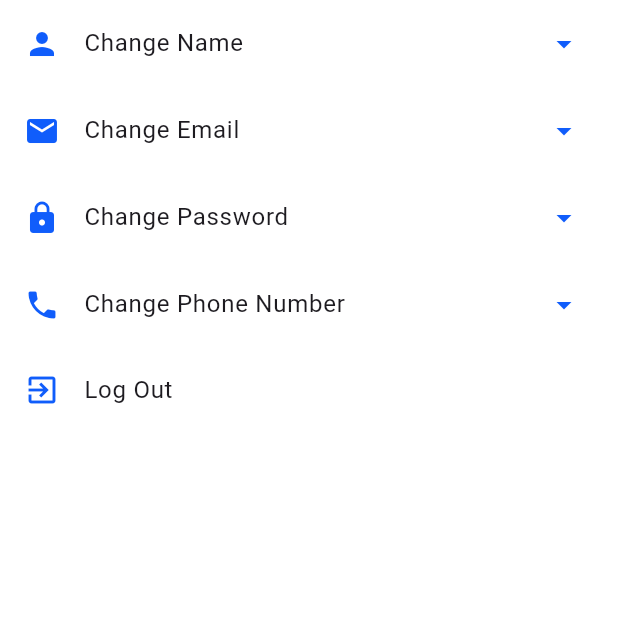
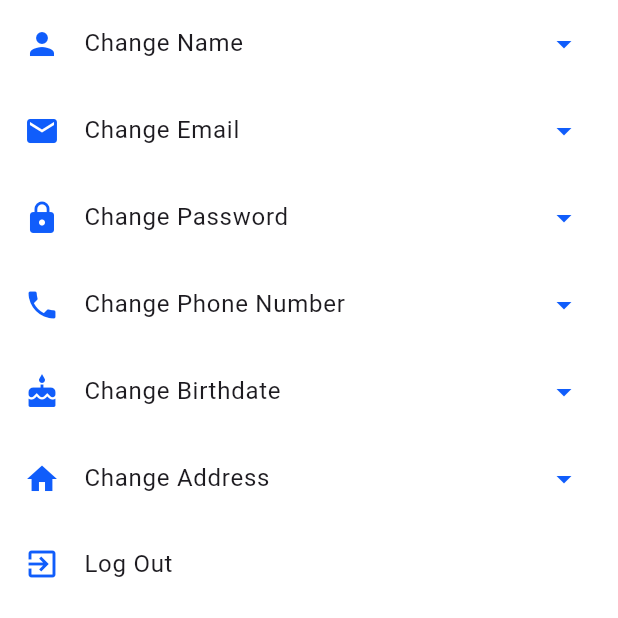
Before and after one commit to Mo277210/final_year_project, a Flutter app: the SettingPatientPage screen opened directly, on a phone screen of 412 x 824 dp, the top half of it. Run offline on Flutter 3.47's test engine with Material 3 defaults, Android fonts, the phone set to English and light mode, and no system bars; our stand-ins replace file_picker, fl_chart, flutter_rating_bar.

Commit message:
setting in patient

```diff
--- /dev/null
+++ b/lib/api/patient_setting/editAddress.dart
@@ -0,0 +1,29 @@
+import 'dart:convert';
+import 'package:collogefinalpoject/model/patient_setting/editAddress.dart';
+import 'package:http/http.dart' as http;
+
+class ApiEditAddress {
+  final String baseUrl = "https://nagel-production.up.railway.app/api";
+
+  Future<EditAddressResponse> updatePatientAddress({
+    required String token,
+    required String address,
+  }) async {
+    final url = Uri.parse("$baseUrl/patient/editAddress");
+
+    final response = await http.put(
+      url,
+      headers: {
+        'Content-Type': 'application/json',
+        'Authorization': 'Bearer $token',
+      },
+      body: jsonEncode({'address': address}),
+    );
+
+    if (response.statusCode == 200) {
+      return EditAddressResponse.fromJson(jsonDecode(response.body));
+    } else {
+      throw Exception("Failed to update address. Status code: ${response.statusCode}");
+    }
+  }
+}
--- a/lib/homePagePatient/page5/setting_Patient_Page.dart
+++ b/lib/homePagePatient/page5/setting_Patient_Page.dart
@@ -1,10 +1,11 @@
 import 'package:collogefinalpoject/%20%20provider/provider.dart';
+import 'package:collogefinalpoject/api/patient_setting/EditBirthdate.dart';
 import 'package:collogefinalpoject/api/patient_setting/Logout.dart';
+import 'package:collogefinalpoject/api/patient_setting/editAddress.dart';
 import 'package:collogefinalpoject/api/patient_setting/editpassword.dart';
 import 'package:collogefinalpoject/api/patient_setting/editphone.dart';
 import 'package:collogefinalpoject/login/loginScreenPatient.dart';
 import 'package:collogefinalpoject/model/patient_setting/editemail.dart';
-import 'package:collogefinalpoject/model/patient_setting/editpassword.dart';
 import 'package:flutter/material.dart';
 import 'package:provider/provider.dart';
 import 'package:http/http.dart' as http;
@@ -18,32 +19,36 @@ class SettingPatientPage extends StatefulWidget {
 }
 
 class _SettingPatientPageState extends State<SettingPatientPage> {
+  // Controllers
   final TextEditingController nameController = TextEditingController();
   final TextEditingController passwordController = TextEditingController();
-  final TextEditingController confirmPasswordController =
-      TextEditingController();
+  final TextEditingController confirmPasswordController = TextEditingController();
   final TextEditingController oldPasswordController = TextEditingController();
   final TextEditingController emailController = TextEditingController();
   final TextEditingController phoneController = TextEditingController();
+  final TextEditingController birthdateController = TextEditingController();
+  final TextEditingController addressController = TextEditingController();
 
+  // Expansion states
   bool isNameExpanded = false;
   bool isPasswordExpanded = false;
   bool isEmailExpanded = false;
   bool isPhoneExpanded = false;
+  bool isBirthdateExpanded = false;
+  bool isAddressExpanded = false;
 
+  // Password visibility
   bool _isOldPasswordVisible = false;
   bool _isPasswordVisible = false;
   bool _isConfirmPasswordVisible = false;
 
   final Color blueColor = Color(0xFF105DFB);
-
   final GlobalKey<FormState> _formKey = GlobalKey<FormState>();
 
-  // Add API service methods
+  // Update Name
   Future<void> _updateName() async {
     final tokenProvider = Provider.of<TokenProvider>(context, listen: false);
-    final url = Uri.parse(
-        'https://nagel-production.up.railway.app/api/patient/editName');
+    final url = Uri.parse('https://nagel-production.up.railway.app/api/patient/editName');
 
     try {
       final response = await http.put(
@@ -59,10 +64,9 @@ class _SettingPatientPageState extends State<SettingPatientPage> {
         final data = json.decode(response.body);
         if (data['success'] == true) {
           ScaffoldMessenger.of(context).showSnackBar(
-            SnackBar(
-                content: Text(data['message'] ?? "Name updated successfully")),
+            SnackBar(content: Text(data['message'] ?? "Name updated successfully")),
           );
-          nameController.clear(); // Clear the field after success
+          nameController.clear();
         } else {
           throw Exception(data['message'] ?? "Failed to update name");
         }
@@ -76,6 +80,7 @@ class _SettingPatientPageState extends State<SettingPatientPage> {
     }
   }
 
+  // Update Email
   Future<void> _updateEmail() async {
     if (emailController.text.isEmpty) {
       ScaffoldMessenger.of(context).showSnackBar(
@@ -84,9 +89,7 @@ class _SettingPatientPageState extends State<SettingPatientPage> {
       return;
     }
 
-    // Validate email format
-    if (!RegExp(r'^[\w-\.]+@([\w-]+\.)+[\w-]{2,4}$')
-        .hasMatch(emailController.text)) {
+    if (!RegExp(r'^[\w-\.]+@([\w-]+\.)+[\w-]{2,4}$').hasMatch(emailController.text)) {
       ScaffoldMessenger.of(context).showSnackBar(
         SnackBar(content: Text("Please enter a valid email address")),
       );
@@ -98,8 +101,7 @@ class _SettingPatientPageState extends State<SettingPatientPage> {
 
     try {
       final response = await http.put(
-        Uri.parse(
-            'https://nagel-production.up.railway.app/api/patient/editEmail'),
+        Uri.parse('https://nagel-production.up.railway.app/api/patient/editEmail'),
         headers: {
           'Authorization': 'Bearer ${tokenProvider.token}',
           'Content-Type': 'application/json',
@@ -115,7 +117,7 @@ class _SettingPatientPageState extends State<SettingPatientPage> {
         ScaffoldMessenger.of(context).showSnackBar(
           SnackBar(content: Text(emailResponse.message)),
         );
-        emailController.clear(); // Clear the field after success
+        emailController.clear();
       } else {
         throw Exception(emailResponse.message);
       }
@@ -134,6 +136,7 @@ class _SettingPatientPageState extends State<SettingPatientPage> {
     }
   }
 
+  // Update Password
   Future<void> _updatePassword() async {
     if (!_formKey.currentState!.validate()) return;
 
@@ -151,8 +154,6 @@ class _SettingPatientPageState extends State<SettingPatientPage> {
         ScaffoldMessenger.of(context).showSnackBar(
           SnackBar(content: Text(response.message)),
         );
-
-        // Clear all password fields after successful update
         oldPasswordController.clear();
         passwordController.clear();
         confirmPasswordController.clear();
@@ -164,6 +165,7 @@ class _SettingPatientPageState extends State<SettingPatientPage> {
     }
   }
 
+  // Update Phone
   Future<void> _updatePhone() async {
     if (phoneController.text.isEmpty) {
       ScaffoldMessenger.of(context).showSnackBar(
@@ -182,11 +184,77 @@ class _SettingPatientPageState extends State<SettingPatientPage> {
         ScaffoldMessenger.of(context).showSnackBar(
           SnackBar(content: Text(response.message)),
         );
-        phoneController.clear(); // Clear field after success
+        phoneController.clear();
       }
     } catch (e) {
       ScaffoldMessenger.of(context).showSnackBar(
         SnackBar(content: Text("Failed to update phone: ${e.toString()}")),
+      );
+    }
+  }
+
+  // Update Birthdate
+  Future<void> _updateBirthdate() async {
+    if (birthdateController.text.isEmpty) {
+      ScaffoldMessenger.of(context).showSnackBar(
+        SnackBar(content: Text("Please enter a birthdate")),
+      );
+      return;
+    }
+
+    final tokenProvider = Provider.of<TokenProvider>(context, listen: false);
+    final apiService = ApiEditBirthdate();
+
+    try {
+      final response = await apiService.updateBirthdate(
+        token: tokenProvider.token,
+        dob: birthdateController.text,
+      );
+
+      if (response.success) {
+        ScaffoldMessenger.of(context).showSnackBar(
+          SnackBar(content: Text(response.message)),
+        );
+        birthdateController.clear();
+      } else {
+        throw Exception(response.message);
+      }
+    } catch (e) {
+      ScaffoldMessenger.of(context).showSnackBar(
+        SnackBar(content: Text("Failed to update birthdate: ${e.toString()}")),
+      );
+    }
+  }
+
+  // Update Address
+  Future<void> _updateAddress() async {
+    if (addressController.text.isEmpty) {
+      ScaffoldMessenger.of(context).showSnackBar(
+        SnackBar(content: Text("Please enter an address")),
+      );
+      return;
+    }
+
+    final tokenProvider = Provider.of<TokenProvider>(context, listen: false);
+    final apiService = ApiEditAddress();
+
+    try {
+      final response = await apiService.updatePatientAddress(
+        token: tokenProvider.token,
+        address: addressController.text,
+      );
+
+      if (response.success) {
+        ScaffoldMessenger.of(context).showSnackBar(
+          SnackBar(content: Text(response.message)),
+        );
+        addressController.clear();
+      } else {
+        throw Exception(response.message);
+      }
+    } catch (e) {
+      ScaffoldMessenger.of(context).showSnackBar(
+        SnackBar(content: Text("Failed to update address: ${e.toString()}")),
       );
     }
   }
@@ -197,6 +265,7 @@ class _SettingPatientPageState extends State<SettingPatientPage> {
       backgroundColor: Colors.white,
       body: ListView(
         children: [
+          // Name Section
           ExpansionTile(
             leading: Icon(Icons.person, color: blueColor),
             title: const Text('Change Name'),
@@ -204,11 +273,8 @@ class _SettingPatientPageState extends State<SettingPatientPage> {
               isNameExpanded ? Icons.arrow_drop_up : Icons.arrow_drop_down,
               color: blueColor,
             ),
-            onExpansionChanged: (bool expanding) {
-              setState(() {
-                isNameExpanded = expanding;
-              });
-            },
+            onExpansionChanged: (bool expanding) =>
+                setState(() => isNameExpanded = expanding),
             children: [
               Padding(
                 padding: const EdgeInsets.all(16.0),
@@ -235,8 +301,7 @@ class _SettingPatientPageState extends State<SettingPatientPage> {
               ),
               ElevatedButton(
                 onPressed: () {
-                  String newName = nameController.text;
-                  if (newName.isNotEmpty) {
+                  if (nameController.text.isNotEmpty) {
                     _updateName();
                   } else {
                     ScaffoldMessenger.of(context).showSnackBar(
@@ -253,6 +318,8 @@ class _SettingPatientPageState extends State<SettingPatientPage> {
               ),
             ],
           ),
+
+          // Email Section
           ExpansionTile(
             leading: Icon(Icons.email, color: blueColor),
             title: const Text('Change Email'),
@@ -260,11 +327,8 @@ class _SettingPatientPageState extends State<SettingPatientPage> {
               isEmailExpanded ? Icons.arrow_drop_up : Icons.arrow_drop_down,
               color: blueColor,
             ),
-            onExpansionChanged: (bool expanding) {
-              setState(() {
-                isEmailExpanded = expanding;
-              });
-            },
+            onExpansionChanged: (bool expanding) =>
+                setState(() => isEmailExpanded = expanding),
             children: [
               Padding(
                 padding: const EdgeInsets.all(16.0),
@@ -292,8 +356,7 @@ class _SettingPatientPageState extends State<SettingPatientPage> {
               ),
               ElevatedButton(
                 onPressed: () {
-                  String newEmail = emailController.text;
-                  if (newEmail.isNotEmpty) {
+                  if (emailController.text.isNotEmpty) {
                     _updateEmail();
                   } else {
                     ScaffoldMessenger.of(context).showSnackBar(
@@ -310,6 +373,8 @@ class _SettingPatientPageState extends State<SettingPatientPage> {
               ),
             ],
           ),
+
+          // Password Section
           ExpansionTile(
             leading: Icon(Icons.lock, color: blueColor),
             title: const Text('Change Password'),
@@ -317,11 +382,8 @@ class _SettingPatientPageState extends State<SettingPatientPage> {
               isPasswordExpanded ? Icons.arrow_drop_up : Icons.arrow_drop_down,
               color: blueColor,
             ),
-            onExpansionChanged: (bool expanding) {
-              setState(() {
-                isPasswordExpanded = expanding;
-              });
-            },
+            onExpansionChanged: (bool expanding) =>
+                setState(() => isPasswordExpanded = expanding),
             children: [
               Padding(
                 padding: const EdgeInsets.all(16.0),
@@ -337,16 +399,11 @@ class _SettingPatientPageState extends State<SettingPatientPage> {
                           labelText: 'Old Password',
                           labelStyle: TextStyle(color: blueColor),
                           suffixIcon: IconButton(
-                            icon: Icon(
-                              _isOldPasswordVisible
+                            icon: Icon(_isOldPasswordVisible
                                 ? Icons.visibility
-                                  : Icons.visibility_off,
-                            ),
-                            onPressed: () {
-                              setState(() {
-                                _isOldPasswordVisible = !_isOldPasswordVisible;
-                              });
-                            },
+                                : Icons.visibility_off),
+                            onPressed: () => setState(() => _isOldPasswordVisible =
+                            !_isOldPasswordVisible),
                           ),
                           filled: true,
                           fillColor: Colors.white,
@@ -379,16 +436,11 @@ class _SettingPatientPageState extends State<SettingPatientPage> {
                           labelText: 'New Password',
                           labelStyle: TextStyle(color: blueColor),
                           suffixIcon: IconButton(
-                            icon: Icon(
-                              _isPasswordVisible
+                            icon: Icon(_isPasswordVisible
                                 ? Icons.visibility
-                                  : Icons.visibility_off,
-                            ),
-                            onPressed: () {
-                              setState(() {
-                                _isPasswordVisible = !_isPasswordVisible;
-                              });
-                            },
+                                : Icons.visibility_off),
+                            onPressed: () => setState(() => _isPasswordVisible =
+                            !_isPasswordVisible),
                           ),
                           filled: true,
                           fillColor: Colors.white,
@@ -426,17 +478,12 @@ class _SettingPatientPageState extends State<SettingPatientPage> {
                           labelText: 'Confirm Password',
                           labelStyle: TextStyle(color: blueColor),
                           suffixIcon: IconButton(
-                            icon: Icon(
-                              _isConfirmPasswordVisible
+                            icon: Icon(_isConfirmPasswordVisible
                                 ? Icons.visibility
-                                  : Icons.visibility_off,
-                            ),
-                            onPressed: () {
-                              setState(() {
+                                : Icons.visibility_off),
+                            onPressed: () => setState(() =>
                             _isConfirmPasswordVisible =
-                                    !_isConfirmPasswordVisible;
-                              });
-                            },
+                            !_isConfirmPasswordVisible),
                           ),
                           filled: true,
                           fillColor: Colors.white,
@@ -478,6 +525,8 @@ class _SettingPatientPageState extends State<SettingPatientPage> {
               ),
             ],
           ),
+
+          // Phone Section
           ExpansionTile(
             leading: Icon(Icons.phone, color: blueColor),
             title: const Text('Change Phone Number'),
@@ -485,11 +534,8 @@ class _SettingPatientPageState extends State<SettingPatientPage> {
               isPhoneExpanded ? Icons.arrow_drop_up : Icons.arrow_drop_down,
               color: blueColor,
             ),
-            onExpansionChanged: (bool expanding) {
-              setState(() {
-                isPhoneExpanded = expanding;
-              });
-            },
+            onExpansionChanged: (bool expanding) =>
+                setState(() => isPhoneExpanded = expanding),
             children: [
               Padding(
                 padding: const EdgeInsets.all(16.0),
@@ -517,8 +563,7 @@ class _SettingPatientPageState extends State<SettingPatientPage> {
               ),
               ElevatedButton(
                 onPressed: () {
-                  String newPhone = phoneController.text;
-                  if (newPhone.isNotEmpty) {
+                  if (phoneController.text.isNotEmpty) {
                     _updatePhone();
                   } else {
                     ScaffoldMessenger.of(context).showSnackBar(
@@ -535,18 +580,129 @@ class _SettingPatientPageState extends State<SettingPatientPage> {
               ),
             ],
           ),
-          // In your ListTile for logout, update the onTap:
+
+          // Birthdate Section
+          ExpansionTile(
+            leading: Icon(Icons.cake, color: blueColor),
+            title: const Text('Change Birthdate'),
+            trailing: Icon(
+              isBirthdateExpanded ? Icons.arrow_drop_up : Icons.arrow_drop_down,
+              color: blueColor,
+            ),
+            onExpansionChanged: (bool expanding) =>
+                setState(() => isBirthdateExpanded = expanding),
+            children: [
+              Padding(
+                padding: const EdgeInsets.all(16.0),
+                child: TextField(
+                  controller: birthdateController,
+                  readOnly: true, // لمنع التعديل اليدوي
+                  cursorColor: blueColor,
+                  decoration: InputDecoration(
+                    labelText: 'Enter new birthdate (YYYY-MM-DD)',
+                    labelStyle: TextStyle(color: blueColor),
+                    suffixIcon: IconButton(
+                      icon: Icon(Icons.calendar_today, color: blueColor),
+                      onPressed: () async {
+                        DateTime? pickedDate = await showDatePicker(
+                          context: context,
+                          initialDate: DateTime.now(),
+                          firstDate: DateTime(1900),
+                          lastDate: DateTime.now(),
+                        );
+
+                        if (pickedDate != null) {
+                          // تنسيق التاريخ بصيغة YYYY-MM-DD
+                          String formattedDate = "${pickedDate.year}-${pickedDate.month.toString().padLeft(2, '0')}-${pickedDate.day.toString().padLeft(2, '0')}";
+                          setState(() {
+                            birthdateController.text = formattedDate;
+                          });
+                        }
+                      },
+                    ),
+                    border: OutlineInputBorder(
+                      borderRadius: BorderRadius.circular(8),
+                      borderSide: BorderSide(color: blueColor),
+                    ),
+                    focusedBorder: OutlineInputBorder(
+                      borderRadius: BorderRadius.circular(8),
+                      borderSide: BorderSide(color: blueColor),
+                    ),
+                    enabledBorder: OutlineInputBorder(
+                      borderRadius: BorderRadius.circular(8),
+                      borderSide: BorderSide(color: blueColor),
+                    ),
+                  ),
+                ),
+              ),
+              ElevatedButton(
+                onPressed: _updateBirthdate,
+                child: const Text('Save Birthdate'),
+                style: ElevatedButton.styleFrom(
+                  backgroundColor: Colors.white,
+                  side: BorderSide(color: blueColor),
+                  foregroundColor: blueColor,
+                ),
+              ),
+            ],
+          ),
+
+
+          // Address Section
+          ExpansionTile(
+            leading: Icon(Icons.home, color: blueColor),
+            title: const Text('Change Address'),
+            trailing: Icon(
+              isAddressExpanded ? Icons.arrow_drop_up : Icons.arrow_drop_down,
+              color: blueColor,
+            ),
+            onExpansionChanged: (bool expanding) =>
+                setState(() => isAddressExpanded = expanding),
+            children: [
+              Padding(
+                padding: const EdgeInsets.all(16.0),
+                child: TextField(
+                  controller: addressController,
+                  cursorColor: blueColor,
+                  decoration: InputDecoration(
+                    labelText: 'Enter new address',
+                    labelStyle: TextStyle(color: blueColor),
+                    border: OutlineInputBorder(
+                      borderRadius: BorderRadius.circular(8),
+                      borderSide: BorderSide(color: blueColor),
+                    ),
+                    focusedBorder: OutlineInputBorder(
+                      borderRadius: BorderRadius.circular(8),
+                      borderSide: BorderSide(color: blueColor),
+                    ),
+                    enabledBorder: OutlineInputBorder(
+                      borderRadius: BorderRadius.circular(8),
+                      borderSide: BorderSide(color: blueColor),
+                    ),
+                  ),
+                ),
+              ),
+              ElevatedButton(
+                onPressed: _updateAddress,
+                child: const Text('Save Address'),
+                style: ElevatedButton.styleFrom(
+                  backgroundColor: Colors.white,
+                  side: BorderSide(color: blueColor),
+                  foregroundColor: blueColor,
+                ),
+              ),
+            ],
+          ),
+
+          // Logout Section
           ListTile(
             leading: Icon(Icons.exit_to_app, color: blueColor),
             title: const Text('Log Out'),
             onTap: () async {
               final tokenProvider =
               Provider.of<TokenProvider>(context, listen: false);
-              final logoutService =
-                  PatientLogoutApiService(tokenProvider.token);
-
+              final logoutService = PatientLogoutApiService(tokenProvider.token);
               try {
-                // Show loading indicator
                 showDialog(
                   context: context,
                   barrierDismissible: false,
@@ -556,17 +712,10 @@ class _SettingPatientPageState extends State<SettingPatientPage> {
                     );
                   },
                 );
-
                 final response = await logoutService.logout();
-
-                // Close loading indicator
                 Navigator.of(context).pop();
-
                 if (response.success) {
-                  // Clear the token
                   tokenProvider.clearToken();
-
-                  // Navigate to login screen
                   Navigator.pushAndRemoveUntil(
                     context,
                     MaterialPageRoute(
@@ -579,9 +728,7 @@ class _SettingPatientPageState extends State<SettingPatientPage> {
                   );
                 }
               } catch (e) {
-                // Close loading indicator if still showing
                 Navigator.of(context).pop();
-
                 ScaffoldMessenger.of(context).showSnackBar(
                   SnackBar(content: Text('Logout failed: ${e.toString()}')),
                 );
@@ -593,15 +740,3 @@ class _SettingPatientPageState extends State<SettingPatientPage> {
     );
   }
 }
-
-void main() {
-  runApp(
-    ChangeNotifierProvider(
-      create: (context) => TokenProvider(),
-      child: MaterialApp(
-        debugShowCheckedModeBanner: false,
-        home: SettingPatientPage(),
-      ),
-    ),
-  );
-}
--- /dev/null
+++ b/lib/model/patient_setting/editAddress.dart
@@ -0,0 +1,13 @@
+class EditAddressResponse {
+  final bool success;
+  final String message;
+
+  EditAddressResponse({required this.success, required this.message});
+
+  factory EditAddressResponse.fromJson(Map<String, dynamic> json) {
+    return EditAddressResponse(
+      success: json['success'],
+      message: json['message'],
+    );
+  }
+}
--- /dev/null
+++ b/lib/model/patient_setting/edit_birthdate_response.dart
@@ -0,0 +1,13 @@
+class EditBirthdateResponse {
+  final bool success;
+  final String message;
+
+  EditBirthdateResponse({required this.success, required this.message});
+
+  factory EditBirthdateResponse.fromJson(Map<String, dynamic> json) {
+    return EditBirthdateResponse(
+      success: json['success'],
+      message: json['message'],
+    );
+  }
+}
```
Also changed, not shown: lib/api/patient_setting/EditBirthdate.dart (added, +29 -0 lines). Lines whose indentation alone changed are shown as unchanged.
